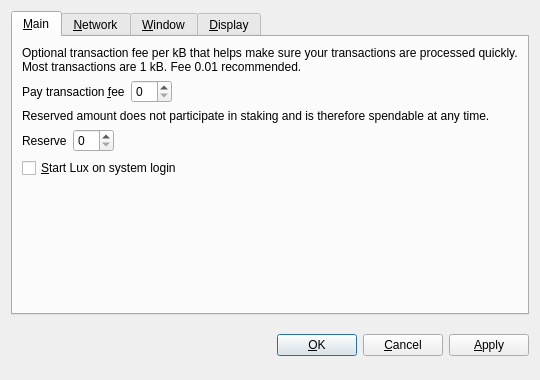
Qt form src/qt/forms/optionsdialog.ui (LUX-Core/lux) before a commit.
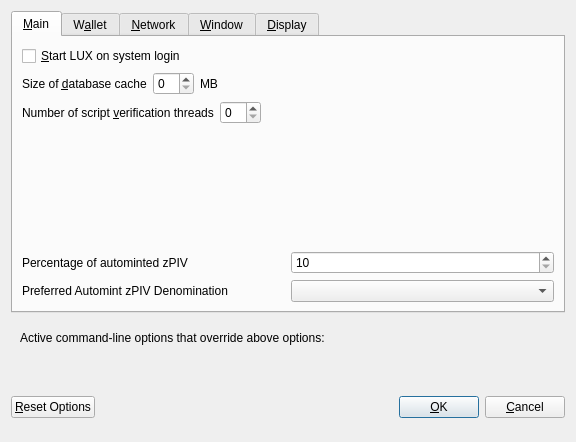
The same form after that commit. Custom widgets are drawn as their Qt base class.

Commit message: Upgraded new lux wallet sources

```diff
--- a/src/qt/forms/optionsdialog.ui
+++ b/src/qt/forms/optionsdialog.ui
@@ -6,8 +6,8 @@
    <rect>
     <x>0</x>
     <y>0</y>
-    <width>540</width>
-    <height>380</height>
+    <width>576</width>
+    <height>442</height>
    </rect>
   </property>
   <property name="windowTitle">
@@ -19,9 +19,6 @@
   <layout class="QVBoxLayout" name="verticalLayout">
    <item>
     <widget class="QTabWidget" name="tabWidget">
-     <property name="tabPosition">
-      <enum>QTabWidget::North</enum>
-     </property>
      <property name="currentIndex">
       <number>0</number>
      </property>
@@ -30,110 +27,223 @@
        <string>&amp;Main</string>
       </attribute>
       <layout class="QVBoxLayout" name="verticalLayout_Main">
-       <item>
-        <widget class="QLabel" name="transactionFeeInfoLabel">
-         <property name="text">
-          <string>Optional transaction fee per kB that helps make sure your transactions are processed quickly. Most transactions are 1 kB. Fee 0.01 recommended.</string>
-         </property>
-         <property name="textFormat">
-          <enum>Qt::PlainText</enum>
-         </property>
-         <property name="wordWrap">
-          <bool>true</bool>
-         </property>
-        </widget>
-       </item>
-       <item>
-        <layout class="QHBoxLayout" name="horizontalLayoutFee">
-         <item>
-          <widget class="QLabel" name="transactionFeeLabel">
-           <property name="text">
-            <string>Pay transaction &amp;fee</string>
-           </property>
-           <property name="textFormat">
-            <enum>Qt::PlainText</enum>
-           </property>
-           <property name="buddy">
-            <cstring>transactionFee</cstring>
-           </property>
-          </widget>
-         </item>
-         <item>
-          <widget class="BitcoinAmountField" name="transactionFee"/>
-         </item>
-         <item>
-          <spacer name="horizontalSpacerFee">
-           <property name="orientation">
-            <enum>Qt::Horizontal</enum>
-           </property>
-           <property name="sizeHint" stdset="0">
-            <size>
-             <width>40</width>
-             <height>20</height>
-            </size>
-           </property>
-          </spacer>
-         </item>
-        </layout>
-       </item>
-       <item>
-        <widget class="QLabel" name="reserveBalanceInfoLabel">
-         <property name="text">
-          <string>Reserved amount does not participate in staking and is therefore spendable at any time.</string>
-         </property>
-         <property name="textFormat">
-          <enum>Qt::PlainText</enum>
-         </property>
-         <property name="wordWrap">
-          <bool>true</bool>
-         </property>
-        </widget>
-       </item>
-       <item>
-        <layout class="QHBoxLayout" name="horizontalLayoutReserveBalance">
-         <item>
-          <widget class="QLabel" name="reserveBalanceLabel">
-           <property name="text">
-            <string>Reserve</string>
-           </property>
-           <property name="textFormat">
-            <enum>Qt::PlainText</enum>
-           </property>
-           <property name="buddy">
-            <cstring>reserveBalance</cstring>
-           </property>
-          </widget>
-         </item>
-         <item>
-          <widget class="BitcoinAmountField" name="reserveBalance"/>
-         </item>
-         <item>
-          <spacer name="horizontalSpacerReserveBalance">
-           <property name="orientation">
-            <enum>Qt::Horizontal</enum>
-           </property>
-           <property name="sizeHint" stdset="0">
-            <size>
-             <width>40</width>
-             <height>20</height>
-            </size>
-           </property>
-          </spacer>
-         </item>
-        </layout>
-       </item>
        <item>
         <widget class="QCheckBox" name="bitcoinAtStartup">
          <property name="toolTip">
           <string>Automatically start Lux after logging in to the system.</string>
          </property>
          <property name="text">
-          <string>&amp;Start Lux on system login</string>
+          <string>&amp;Start LUX on system login</string>
          </property>
         </widget>
        </item>
        <item>
-        <spacer name="verticalSpacer_Main">
+        <layout class="QHBoxLayout" name="horizontalLayout_2_Main">
+         <item>
+          <widget class="QLabel" name="databaseCacheLabel">
+           <property name="text">
+            <string>Size of &amp;database cache</string>
+           </property>
+           <property name="textFormat">
+            <enum>Qt::PlainText</enum>
+           </property>
+           <property name="buddy">
+            <cstring>databaseCache</cstring>
+           </property>
+          </widget>
+         </item>
+         <item>
+          <widget class="QSpinBox" name="databaseCache"/>
+         </item>
+         <item>
+          <widget class="QLabel" name="databaseCacheUnitLabel">
+           <property name="text">
+            <string>MB</string>
+           </property>
+           <property name="textFormat">
+            <enum>Qt::PlainText</enum>
+           </property>
+          </widget>
+         </item>
+         <item>
+          <spacer name="horizontalSpacer_2_Main">
+           <property name="orientation">
+            <enum>Qt::Horizontal</enum>
+           </property>
+           <property name="sizeHint" stdset="0">
+            <size>
+             <width>40</width>
+             <height>20</height>
+            </size>
+           </property>
+          </spacer>
+         </item>
+        </layout>
+       </item>
+       <item>
+        <layout class="QHBoxLayout" name="horizontalLayout_3_Main">
+         <item>
+          <widget class="QLabel" name="threadsScriptVerifLabel">
+           <property name="text">
+            <string>Number of script &amp;verification threads</string>
+           </property>
+           <property name="textFormat">
+            <enum>Qt::PlainText</enum>
+           </property>
+           <property name="buddy">
+            <cstring>threadsScriptVerif</cstring>
+           </property>
+          </widget>
+         </item>
+         <item>
+          <widget class="QSpinBox" name="threadsScriptVerif">
+           <property name="toolTip">
+            <string>(0 = auto, &lt;0 = leave that many cores free)</string>
+           </property>
+          </widget>
+         </item>
+         <item>
+          <spacer name="horizontalSpacer_3_Main">
+           <property name="orientation">
+            <enum>Qt::Horizontal</enum>
+           </property>
+           <property name="sizeHint" stdset="0">
+            <size>
+             <width>40</width>
+             <height>20</height>
+            </size>
+           </property>
+          </spacer>
+         </item>
+        </layout>
+       </item>
+       <item>
+        <spacer name="verticalSpacer_2">
+         <property name="orientation">
+          <enum>Qt::Vertical</enum>
+         </property>
+         <property name="sizeHint" stdset="0">
+          <size>
+           <width>20</width>
+           <height>40</height>
+          </size>
+         </property>
+        </spacer>
+       </item>
+       <item>
+        <layout class="QHBoxLayout" name="horizontalLayout_3">
+         <item>
+          <widget class="QLabel" name="percentage_label">
+           <property name="toolTip">
+            <string>Percentage of incoming PIV which get automatically converted to zPIV via Zerocoin Protocol (min: 10%)</string>
+           </property>
+           <property name="text">
+            <string>Percentage of autominted zPIV</string>
+           </property>
+          </widget>
+         </item>
+         <item>
+          <widget class="QSpinBox" name="zeromintPercentage">
+           <property name="minimum">
+            <number>10</number>
+           </property>
+           <property name="maximum">
+            <number>100</number>
+           </property>
+          </widget>
+         </item>
+        </layout>
+       </item>
+       <item>
+        <layout class="QHBoxLayout" name="horizontalLayout" stretch="0,0">
+         <property name="sizeConstraint">
+          <enum>QLayout::SetFixedSize</enum>
+         </property>
+         <item>
+          <widget class="QLabel" name="labelPreferredDenom">
+           <property name="maximumSize">
+            <size>
+             <width>16777215</width>
+             <height>16777215</height>
+            </size>
+           </property>
+           <property name="toolTip">
+            <string>Wait with automatic conversion to Zerocoin until enough PIV for this denomination is available</string>
+           </property>
+           <property name="text">
+            <string>Preferred Automint zPIV Denomination</string>
+           </property>
+          </widget>
+         </item>
+         <item>
+          <widget class="QComboBox" name="preferredDenom">
+           <property name="maximumSize">
+            <size>
+             <width>16777215</width>
+             <height>27</height>
+            </size>
+           </property>
+           <property name="toolTip">
+            <string>Wait with automatic conversion to Zerocoin until enough PIV for this denomination is available</string>
+           </property>
+           <property name="maxVisibleItems">
+            <number>9</number>
+           </property>
+           <property name="maxCount">
+            <number>9</number>
+           </property>
+          </widget>
+         </item>
+        </layout>
+       </item>
+      </layout>
+     </widget>
+     <widget class="QWidget" name="tabWallet">
+      <attribute name="title">
+       <string>W&amp;allet</string>
+      </attribute>
+      <layout class="QVBoxLayout" name="verticalLayout_Wallet">
+       <item>
+        <widget class="QGroupBox" name="groupBox">
+         <property name="title">
+          <string>Expert</string>
+         </property>
+         <layout class="QVBoxLayout" name="verticalLayout_2">
+          <item>
+           <widget class="QCheckBox" name="coinControlFeatures">
+            <property name="toolTip">
+             <string>Whether to show coin control features or not.</string>
+            </property>
+            <property name="text">
+             <string>Enable coin &amp;control features</string>
+            </property>
+           </widget>
+          </item>
+          <item>
+           <widget class="QCheckBox" name="showMasternodesTab">
+            <property name="toolTip">
+             <string>Show additional tab listing all your masternodes in first sub-tab&lt;br/&gt;and all masternodes on the network in second sub-tab.</string>
+            </property>
+            <property name="text">
+             <string>Show Masternodes Tab</string>
+            </property>
+           </widget>
+          </item>
+          <item>
+           <widget class="QCheckBox" name="spendZeroConfChange">
+            <property name="toolTip">
+             <string>If you disable the spending of unconfirmed change, the change from a transaction&lt;br/&gt;cannot be used until that transaction has at least one confirmation.&lt;br/&gt;This also affects how your balance is computed.</string>
+            </property>
+            <property name="text">
+             <string>&amp;Spend unconfirmed change</string>
+            </property>
+           </widget>
+          </item>
+         </layout>
+        </widget>
+       </item>
+       <item>
+        <spacer name="verticalSpacer_Wallet">
          <property name="orientation">
           <enum>Qt::Vertical</enum>
          </property>
@@ -393,8 +503,67 @@
      </widget>
     </widget>
    </item>
+   <item>
+    <widget class="QFrame" name="frame">
+     <layout class="QVBoxLayout" name="verticalLayout_Bottom">
+      <item>
+       <layout class="QHBoxLayout" name="horizontalLayout_Bottom">
+        <item>
+         <widget class="QLabel" name="overriddenByCommandLineInfoLabel">
+          <property name="text">
+           <string>Active command-line options that override above options:</string>
+          </property>
+          <property name="textFormat">
+           <enum>Qt::PlainText</enum>
+          </property>
+         </widget>
+        </item>
+        <item>
+         <spacer name="horizontalSpacer_Bottom">
+          <property name="orientation">
+           <enum>Qt::Horizontal</enum>
+          </property>
+          <property name="sizeHint" stdset="0">
+           <size>
+            <width>40</width>
+            <height>20</height>
+           </size>
+          </property>
+         </spacer>
+        </item>
+       </layout>
+      </item>
+      <item>
+       <widget class="QLabel" name="overriddenByCommandLineLabel">
+        <property name="text">
+         <string/>
+        </property>
+        <property name="textFormat">
+         <enum>Qt::PlainText</enum>
+        </property>
+        <property name="wordWrap">
+         <bool>true</bool>
+        </property>
+       </widget>
+      </item>
+     </layout>
+    </widget>
+   </item>
    <item>
     <layout class="QHBoxLayout" name="horizontalLayout_Buttons">
+     <item>
+      <widget class="QPushButton" name="resetButton">
+       <property name="toolTip">
+        <string>Reset all client options to default.</string>
+       </property>
+       <property name="text">
+        <string>&amp;Reset Options</string>
+       </property>
+       <property name="autoDefault">
+        <bool>false</bool>
+       </property>
+      </widget>
+     </item>
      <item>
       <spacer name="horizontalSpacer_1">
        <property name="orientation">
@@ -410,6 +579,12 @@
      </item>
      <item>
       <widget class="QLabel" name="statusLabel">
+       <property name="minimumSize">
+        <size>
+         <width>200</width>
+         <height>0</height>
+        </size>
+       </property>
        <property name="font">
         <font>
          <weight>75</weight>
@@ -445,6 +620,12 @@
        <property name="text">
         <string>&amp;OK</string>
        </property>
+       <property name="autoDefault">
+        <bool>false</bool>
+       </property>
+       <property name="default">
+        <bool>true</bool>
+       </property>
       </widget>
      </item>
      <item>
@@ -457,36 +638,21 @@
        </property>
       </widget>
      </item>
-     <item>
-      <widget class="QPushButton" name="applyButton">
-       <property name="text">
-        <string>&amp;Apply</string>
-       </property>
-       <property name="autoDefault">
-        <bool>false</bool>
-       </property>
-      </widget>
-     </item>
     </layout>
    </item>
   </layout>
  </widget>
  <customwidgets>
-  <customwidget>
-   <class>BitcoinAmountField</class>
-   <extends>QSpinBox</extends>
-   <header>bitcoinamountfield.h</header>
-  </customwidget>
-  <customwidget>
-   <class>QValueComboBox</class>
-   <extends>QComboBox</extends>
-   <header>qvaluecombobox.h</header>
-  </customwidget>
   <customwidget>
    <class>QValidatedLineEdit</class>
    <extends>QLineEdit</extends>
    <header>qvalidatedlineedit.h</header>
   </customwidget>
+  <customwidget>
+   <class>QValueComboBox</class>
+   <extends>QComboBox</extends>
+   <header>qvaluecombobox.h</header>
+  </customwidget>
  </customwidgets>
  <resources/>
  <connections/>
```
Left out of the diff: 147 changed lines with no effect on the pictures. The commit also changes 1427 other files.
